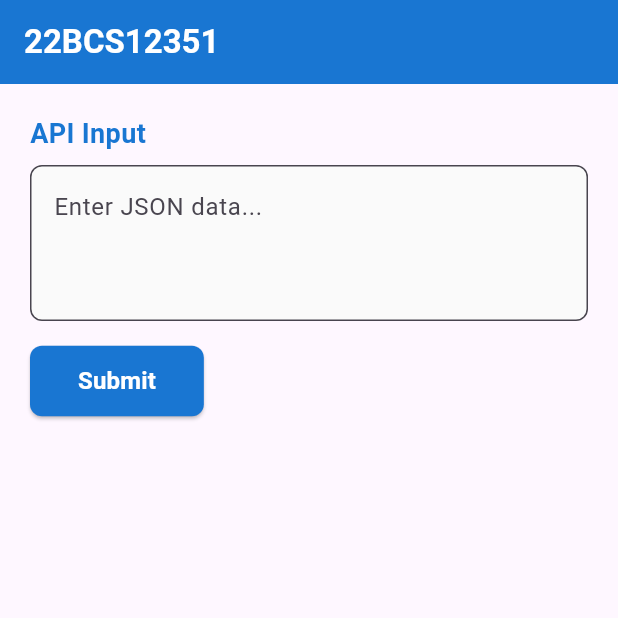
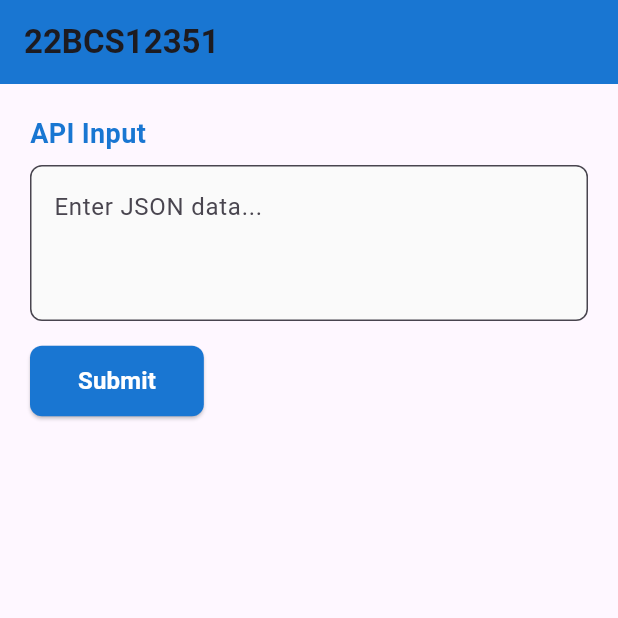
Before and after one commit to AyushKr2003/bajaj_frontend, a Flutter app: the screen it shows after launch, on a phone screen of 412 x 824 dp, the top half of it. Run offline on Flutter 3.47's test engine with Material 3 defaults, Android fonts, the phone set to English and light mode, and no system bars.

Commit message:
url added

```diff
--- a/lib/main.dart
+++ b/lib/main.dart
@@ -42,7 +42,7 @@ class _HomePageState extends State<HomePage> {
       }
 
       final response = await http.post(
-        Uri.parse("http://127.0.0.1:5000/bfhl"),
+        Uri.parse("https://bajaj-backend-9ho7.onrender.com/bfhl"),
         headers: {"Content-Type": "application/json"},
         body: jsonEncode(decodedJson),
       );
@@ -111,7 +111,8 @@ class _HomePageState extends State<HomePage> {
   Widget build(BuildContext context) {
     return Scaffold(
       appBar: AppBar(
-        title: Text("22BCS12351", style: TextStyle(fontWeight: FontWeight.bold,color: Colors.white)),
+        title:
+            Text("22BCS12351", style: TextStyle(fontWeight: FontWeight.bold)),
         backgroundColor: Colors.blue.shade700,
       ),
       body: SingleChildScrollView(
@@ -137,7 +138,8 @@ class _HomePageState extends State<HomePage> {
                   ),
                   focusedBorder: OutlineInputBorder(
                     borderRadius: BorderRadius.circular(8),
-                    borderSide: BorderSide(color: Colors.blue.shade700, width: 2),
+                    borderSide:
+                        BorderSide(color: Colors.blue.shade700, width: 2),
                   ),
                   hintText: 'Enter JSON data...',
                   fillColor: Colors.grey.shade50,
@@ -157,7 +159,10 @@ class _HomePageState extends State<HomePage> {
                 ),
                 child: Text(
                   "Submit",
-                  style: TextStyle(fontSize: 16, fontWeight: FontWeight.bold, color: Colors.white),
+                  style: TextStyle(
+                      fontSize: 16,
+                      fontWeight: FontWeight.bold,
+                      color: Colors.white),
                 ),
               ),
               if (errorMessage != null)
```
